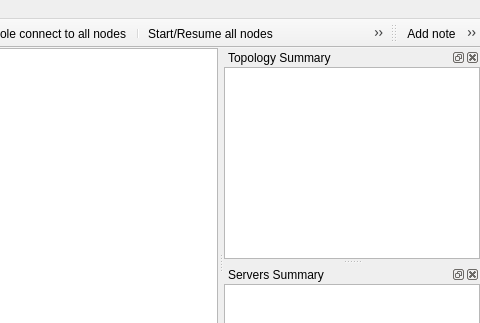
This is gns3/ui/main_window.ui in GNS3/gns3-gui as Qt 5 draws it before an edit; both pictures show x 504 to 984 and y 0 to 323 of the 984 by 715 pixel window. The edited form follows.
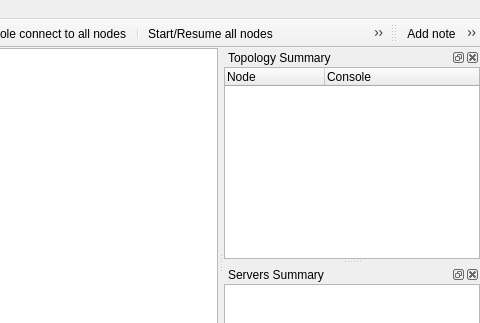
This is the edited form. Icons and pictures are not drawn. Custom widgets are drawn as their Qt base class.

Commit message: Show console information in Topology Summary Dock. Fixes #2258.

What changed in the file:
```diff
--- a/gns3/ui/main_window.ui
+++ b/gns3/ui/main_window.ui
@@ -526,11 +526,16 @@
         </sizepolicy>
        </property>
        <attribute name="headerVisible">
-        <bool>false</bool>
+        <bool>true</bool>
        </attribute>
        <column>
         <property name="text">
-         <string>1</string>
+         <string>Node</string>
+        </property>
+       </column>
+       <column>
+        <property name="text">
+         <string>Console</string>
         </property>
        </column>
       </widget>
```
Left out of the diff: 57 changed lines with no effect on the pictures. The commit also changes 2 other files.
